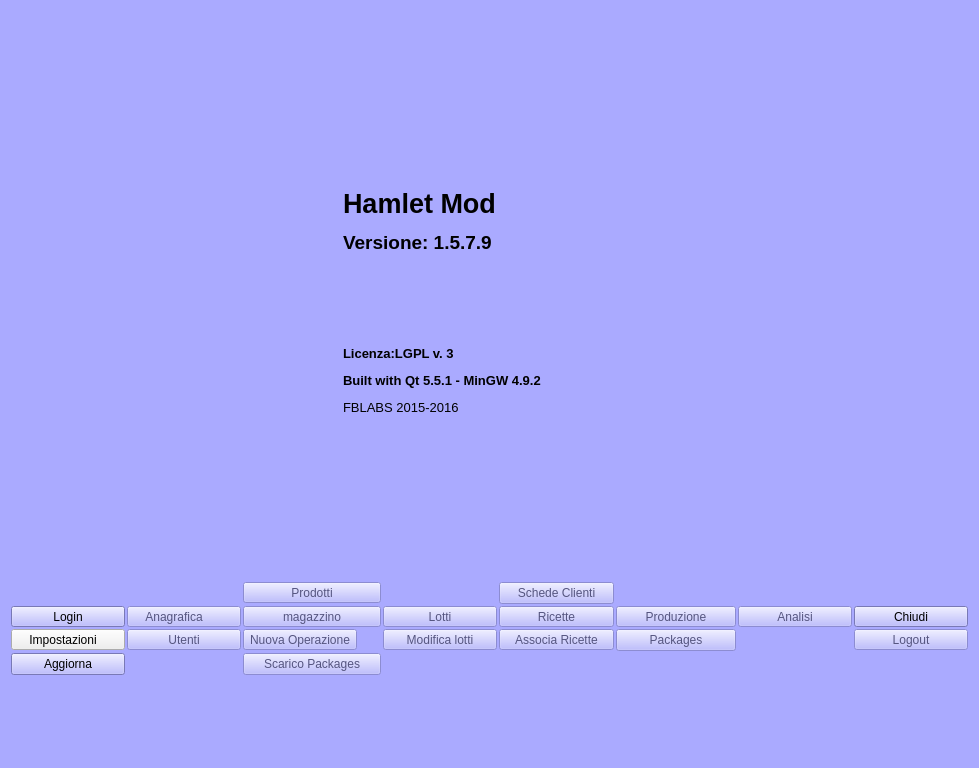
This is mainwindow.ui in fblabs/hamlet-mod-sancon as Qt 5 draws it before an edit. The edited form follows.
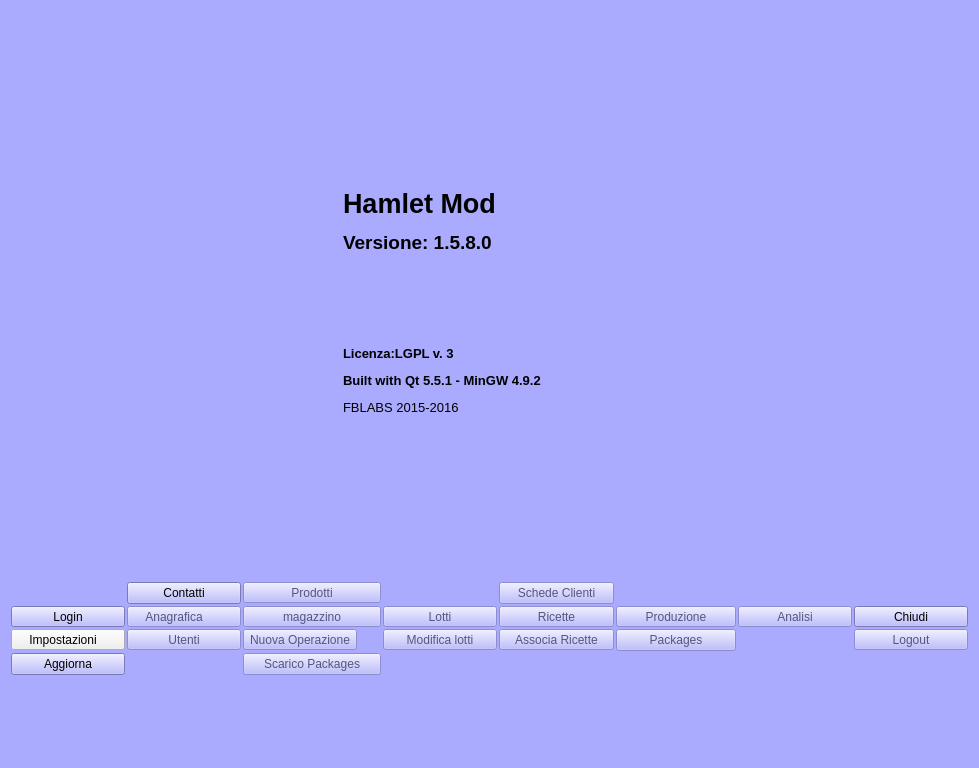
This is the edited form. Icons and pictures are not drawn.

```diff
--- a/mainwindow.ui
+++ b/mainwindow.ui
@@ -523,7 +523,7 @@
       <item>
        <widget class="QLabel" name="label_2">
         <property name="text">
-         <string>&lt;html&gt;&lt;head/&gt;&lt;body&gt;&lt;p&gt;&lt;span style=&quot; font-size:20pt; font-weight:600;&quot;&gt;Hamlet Mod&lt;/span&gt;&lt;/p&gt;&lt;p&gt;&lt;span style=&quot; font-size:14pt; font-weight:600;&quot;&gt;Versione: 1.5.7.9&lt;/span&gt;&lt;/p&gt;&lt;p&gt;&lt;br/&gt;&lt;/p&gt;&lt;p&gt;&lt;br/&gt;&lt;/p&gt;&lt;p&gt;&lt;span style=&quot; font-size:10pt; font-weight:600;&quot;&gt;Licenza:LGPL v. 3&lt;/span&gt;&lt;/p&gt;&lt;p&gt;&lt;span style=&quot; font-size:10pt; font-weight:600;&quot;&gt;Built with Qt 5.5.1 - MinGW 4.9.2&lt;/span&gt;&lt;/p&gt;&lt;p&gt;&lt;span style=&quot; font-size:10pt;&quot;&gt;FBLABS 2015-2016&lt;/span&gt;&lt;/p&gt;&lt;/body&gt;&lt;/html&gt;</string>
+         <string>&lt;html&gt;&lt;head/&gt;&lt;body&gt;&lt;p&gt;&lt;span style=&quot; font-size:20pt; font-weight:600;&quot;&gt;Hamlet Mod&lt;/span&gt;&lt;/p&gt;&lt;p&gt;&lt;span style=&quot; font-size:14pt; font-weight:600;&quot;&gt;Versione: 1.5.8.0&lt;/span&gt;&lt;/p&gt;&lt;p&gt;&lt;br/&gt;&lt;/p&gt;&lt;p&gt;&lt;br/&gt;&lt;/p&gt;&lt;p&gt;&lt;span style=&quot; font-size:10pt; font-weight:600;&quot;&gt;Licenza:LGPL v. 3&lt;/span&gt;&lt;/p&gt;&lt;p&gt;&lt;span style=&quot; font-size:10pt; font-weight:600;&quot;&gt;Built with Qt 5.5.1 - MinGW 4.9.2&lt;/span&gt;&lt;/p&gt;&lt;p&gt;&lt;span style=&quot; font-size:10pt;&quot;&gt;FBLABS 2015-2016&lt;/span&gt;&lt;/p&gt;&lt;/body&gt;&lt;/html&gt;</string>
         </property>
         <property name="scaledContents">
          <bool>false</bool>
@@ -1205,6 +1205,13 @@
           </property>
          </widget>
         </item>
+        <item row="1" column="1">
+         <widget class="QPushButton" name="pushButton_2">
+          <property name="text">
+           <string>Contatti</string>
+          </property>
+         </widget>
+        </item>
        </layout>
       </item>
      </layout>
```
Left out of the diff: 2 changed lines with no effect on the pictures.
